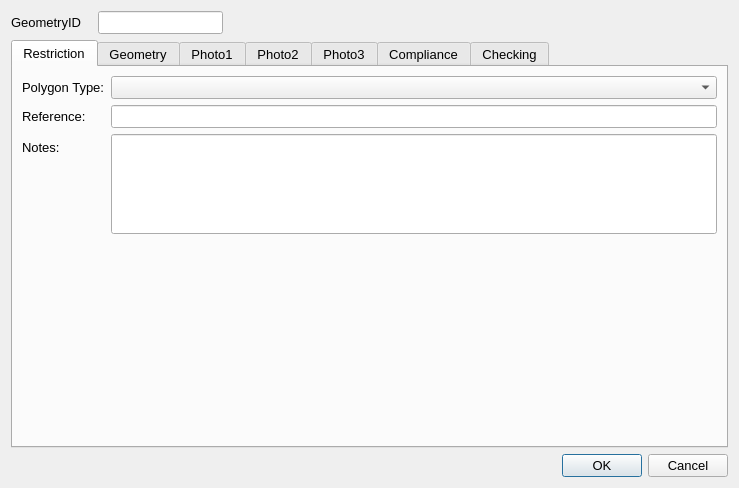
First picture: the form in ui/MovingTrafficPolygons_190507.ui, repository tlh22/demandForm, before the edit.
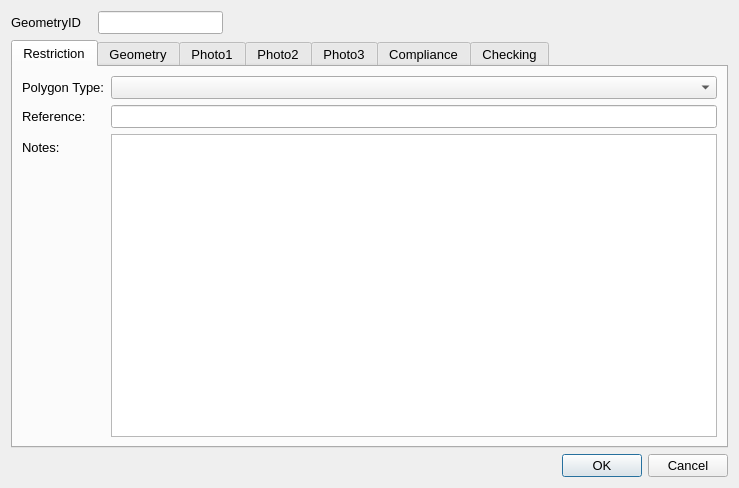
Second picture: the form after the edit. Icons and pictures are not drawn.

The edit to the form file:
```diff
--- a/ui/MovingTrafficPolygons_190507.ui
+++ b/ui/MovingTrafficPolygons_190507.ui
@@ -142,19 +142,6 @@
          </property>
         </widget>
        </item>
-       <item row="7" column="1">
-        <widget class="QLineEdit" name="Notes">
-         <property name="minimumSize">
-          <size>
-           <width>0</width>
-           <height>100</height>
-          </size>
-         </property>
-         <property name="alignment">
-          <set>Qt::AlignLeading|Qt::AlignLeft|Qt::AlignTop</set>
-         </property>
-        </widget>
-       </item>
        <item row="5" column="1">
         <widget class="QLineEdit" name="AssetReference"/>
        </item>
@@ -165,6 +152,9 @@
          </property>
         </widget>
        </item>
+       <item row="7" column="1">
+        <widget class="QTextEdit" name="Notes"/>
+       </item>
       </layout>
      </widget>
      <widget class="QWidget" name="Geometry">
```
